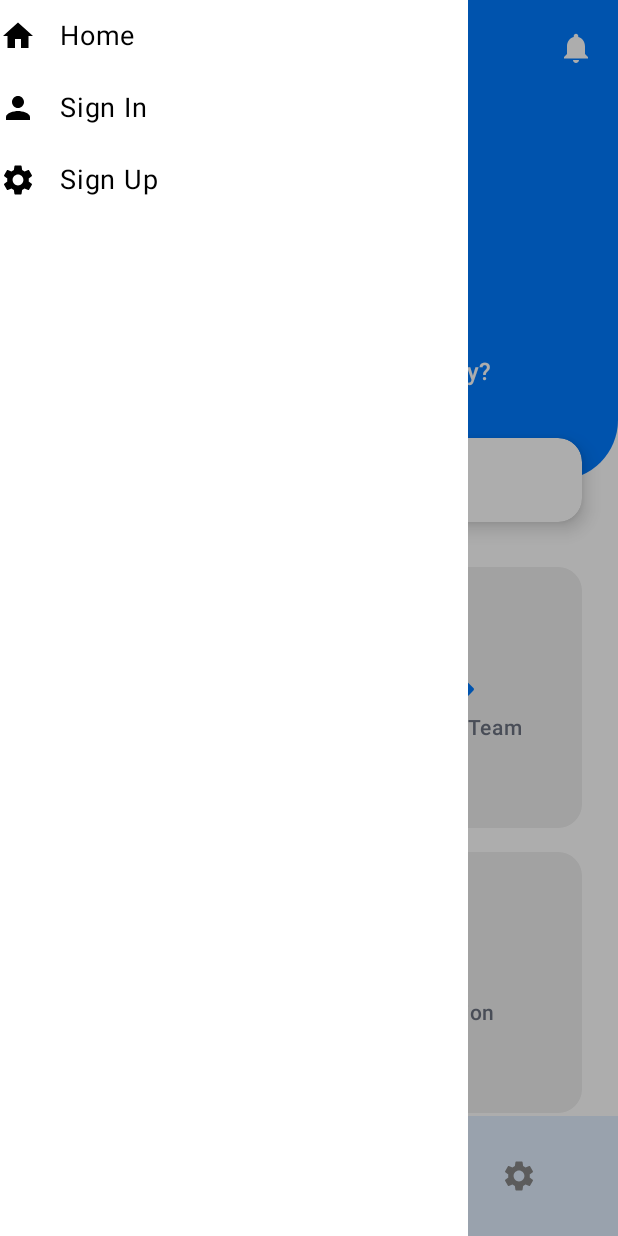
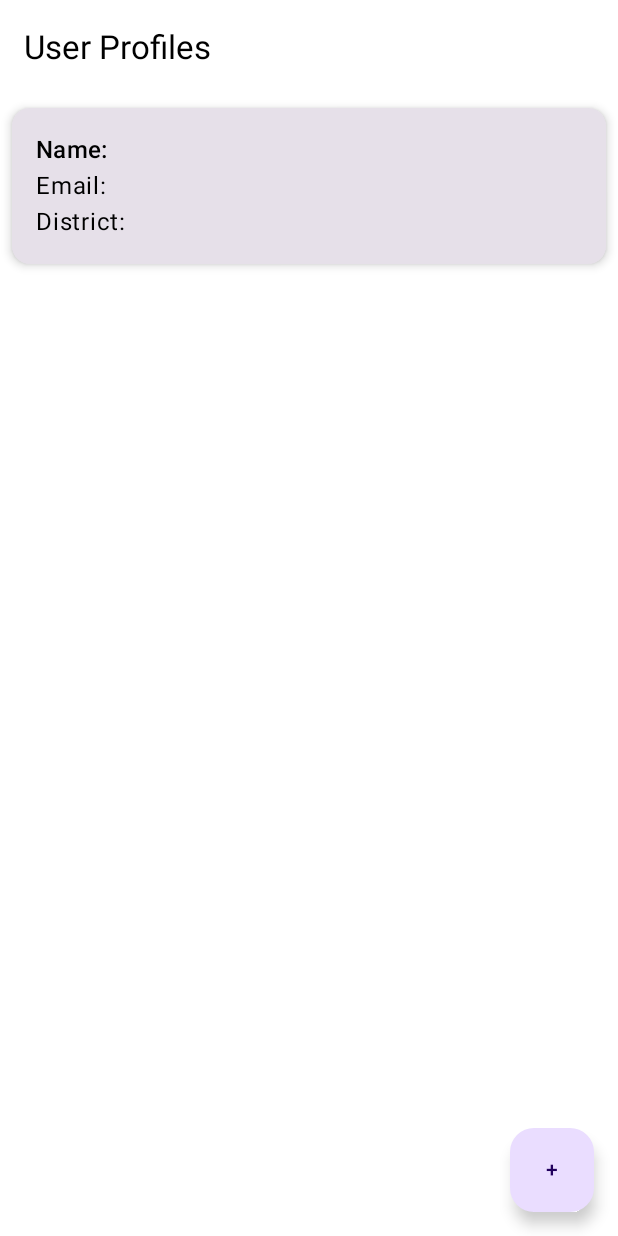
Before and after one commit to zeeumamad-06-10-crypto/Super-App, an Android app built with Jetpack Compose: the composable MainScreen shown on its own in the app's theme, item 2 of the bottom bar chosen, on a phone screen of 412 x 824 dp. Run offline under Robolectric (Android 15) with nearby library versions, the phone set to English and light mode, and no system bars; our stand-ins replace Room's generated code, livedata-compose.

Commit message:
Combain 3 project

```diff
--- a/app/src/main/java/com/example/zeeumsiraji_10_locationjetpackjob_3/ui/screen/MainScreen.kt
+++ b/app/src/main/java/com/example/zeeumsiraji_10_locationjetpackjob_3/ui/screen/MainScreen.kt
@@ -1,6 +1,8 @@
 import androidx.compose.material3.*
 import androidx.compose.runtime.*
+import androidx.navigation.NavType
 import androidx.navigation.compose.*
+import androidx.navigation.navArgument
 import com.example.myapplicationjetpackjob_3.ui.screen.MapScreen
 import com.example.zeeumsiraji_10_locationjetpackjob_3.ui.screen.SettingsScreen
 import kotlinx.coroutines.launch
@@ -9,6 +11,7 @@ import com.example.zeeumsiraji_10_locationjetpackjob_3.ui.screen.home.HomeScreen
 import com.example.zeeumsiraji_10_locationjetpackjob_3.ui.screen.shop.MyShopScreen
 import com.example.zeeumsiraji_10_locationjetpackjob_3.ui.screen.home.SeeAllUserScreen
 
+import com.example.zeeumsiraji_10_locationjetpackjob_3.ui.screen.userprofile.SingleProfileScreen
 
 
 @Composable
@@ -39,17 +42,31 @@ fun MainScreen() {
         }
     ) {
         NavHost(navController = navController, startDestination = "home") {
-            composable("home") { HomeScreen(navController, ) }
+
+            composable("home") { HomeScreen(navController) }
             composable("sign_in") { SignInScreen(navController) }
             composable("sign_up") { SignUpScreen(navController) }
             composable("my_shop") { MyShopScreen(navController) }
             composable("see_all_user") { SeeAllUserScreen(navController) }
             composable("find_location") { MapScreen(navController = navController, userId = null, showAll = true, onNavigateSignUp = null) }
             composable("settings") { SettingsScreen(navController) }
-            //composable("profile") { ProfileScreen(navController) }
 
+            // List all profiles
+            composable("profile") { ProfileScreen(navController) }
 
+            // Add profile (no ID)
+            composable("single_profile_screen") { SingleProfileScreen(navController, profileId = null) }
+
+            // Edit profile (with ID)
+            composable(
+                route = "single_profile_screen/{profileId}",
+                arguments = listOf(navArgument("profileId") { type = NavType.IntType })
+            ) { backStackEntry ->
+                val id = backStackEntry.arguments?.getInt("profileId")
+                SingleProfileScreen(navController, profileId = id)
+            }
         }
+
 
 
     }
--- a/app/src/main/java/com/example/zeeumsiraji_10_locationjetpackjob_3/ui/screen/userprofile/ProfileScreen.kt
+++ b/app/src/main/java/com/example/zeeumsiraji_10_locationjetpackjob_3/ui/screen/userprofile/ProfileScreen.kt
@@ -0,0 +1,66 @@
+
+import androidx.compose.foundation.clickable
+import androidx.compose.foundation.layout.*
+import androidx.compose.foundation.lazy.LazyColumn
+import androidx.compose.foundation.lazy.items
+import androidx.compose.material3.*
+import androidx.compose.runtime.Composable
+import androidx.compose.runtime.getValue
+import androidx.compose.runtime.livedata.observeAsState
+import androidx.compose.ui.Alignment
+import androidx.compose.ui.Modifier
+import androidx.compose.ui.unit.dp
+import androidx.lifecycle.viewmodel.compose.viewModel
+import androidx.navigation.NavController
+
+import com.example.zeeumsiraji_10_locationjetpackjob_3.ui.screen.userprofile.database.UserProfileViewModel
+
+@OptIn(ExperimentalMaterial3Api::class)
+@Composable
+fun ProfileScreen(
+    navController: NavController,
+    viewModel: UserProfileViewModel = viewModel()
+) {
+    val profiles by viewModel.allProfiles.observeAsState(emptyList())
+
+    Scaffold(
+        topBar = { TopAppBar(title = { Text("User Profiles") }) },
+        floatingActionButton = {
+            FloatingActionButton(onClick = {
+                navController.navigate("single_profile_screen")
+            }) {
+                Text("+")
+            }
+        }
+    ) { padding ->
+        if (profiles.isEmpty()) {
+            Box(modifier = Modifier.fillMaxSize(), contentAlignment = Alignment.Center) {
+                Text("No Profiles Found")
+            }
+        } else {
+            LazyColumn(
+                modifier = Modifier
+                    .fillMaxSize()
+                    .padding(padding)
+            ) {
+                items(profiles) { profile ->
+                    Card(
+                        modifier = Modifier
+                            .fillMaxWidth()
+                            .padding(8.dp)
+                            .clickable {
+                                navController.navigate("single_profile_screen/${profile.id}")
+                            },
+                        elevation = CardDefaults.cardElevation(4.dp)
+                    ) {
+                        Column(modifier = Modifier.padding(16.dp)) {
+                            Text("Name: ${profile.name}", style = MaterialTheme.typography.titleMedium)
+                            Text("Email: ${profile.email}")
+                            Text("District: ${profile.district}")
+                        }
+                    }
+                }
+            }
+        }
+    }
+}
--- a/app/src/main/java/com/example/zeeumsiraji_10_locationjetpackjob_3/ui/screen/userprofile/UserProfileViewModel.kt
+++ b/app/src/main/java/com/example/zeeumsiraji_10_locationjetpackjob_3/ui/screen/userprofile/UserProfileViewModel.kt
@@ -1,38 +1,36 @@
-//package com.example.zeeumsiraji_10_locationjetpackjob_3.ui.screen.userprofile
-//
-//import android.app.Application
-//import androidx.lifecycle.*
-//import com.example.zeeumsiraji_10_userprofileregistrationapplication.Database.AppDatabase
-//import com.example.zeeumsiraji_10_userprofileregistrationapplication.Database.UserProfile
-//import com.example.zeeumsiraji_10_userprofileregistrationapplication.Database.UserProfileRepository
-//
-//import kotlinx.coroutines.launch
-//
-//class UserProfileViewModel(application: Application) : AndroidViewModel(application) {
-//
-//    private val repository: UserProfileRepository
-//
-//    val allProfiles: LiveData<List<UserProfile>>
-//    val profileCount: LiveData<Int>
-//
-//    init {
-//        val dao = AppDatabase.getDatabase(application).userProfileDao()
-//        repository = UserProfileRepository(dao)
-//        allProfiles = repository.allProfiles
-//        profileCount = repository.profileCount
-//    }
-//
-//    fun insert(profile: UserProfile) = viewModelScope.launch {
-//        repository.insert(profile)
-//    }
-//
-//    fun update(profile: UserProfile) = viewModelScope.launch {
-//        repository.update(profile)
-//    }
-//
-//    fun delete(profile: UserProfile) = viewModelScope.launch {
-//        repository.delete(profile)
-//    }
-//
-//    fun getProfileById(id: Int): LiveData<UserProfile> = repository.getProfileById(id)
-//}
+package com.example.zeeumsiraji_10_locationjetpackjob_3.ui.screen.userprofile.database
+
+import android.app.Application
+import androidx.lifecycle.*
+import kotlinx.coroutines.launch
+
+class UserProfileViewModel(application: Application) : AndroidViewModel(application) {
+
+    private val repository: UserProfileRepository
+
+    val allProfiles: LiveData<List<UserProfile>>
+    val profileCount: LiveData<Int>
+
+    init {
+        val dao = AppDatabase.getDatabase(application).userProfileDao()
+        repository = UserProfileRepository(dao)
+        allProfiles = repository.allProfiles
+        profileCount = repository.profileCount
+    }
+
+    fun insert(profile: UserProfile) = viewModelScope.launch {
+        repository.insert(profile)
+    }
+
+    fun update(profile: UserProfile) = viewModelScope.launch {
+        repository.update(profile)
+    }
+
+    fun delete(profile: UserProfile) = viewModelScope.launch {
+        repository.delete(profile)
+    }
+
+    fun getProfileById(id: Int): LiveData<UserProfile> {
+        return repository.getProfileById(id)
+    }
+}
```
Also changed, not shown: app/src/main/java/com/example/zeeumsiraji_10_locationjetpackjob_3/ui/screen/userprofile/SingleProfileScreen.kt (+121 -1 lines).
